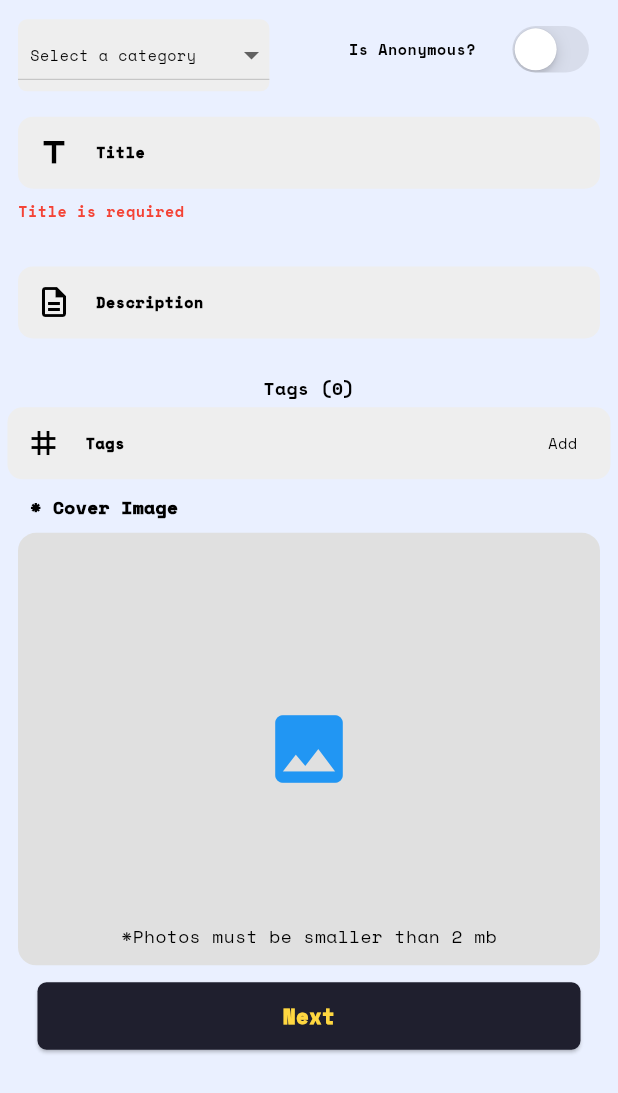
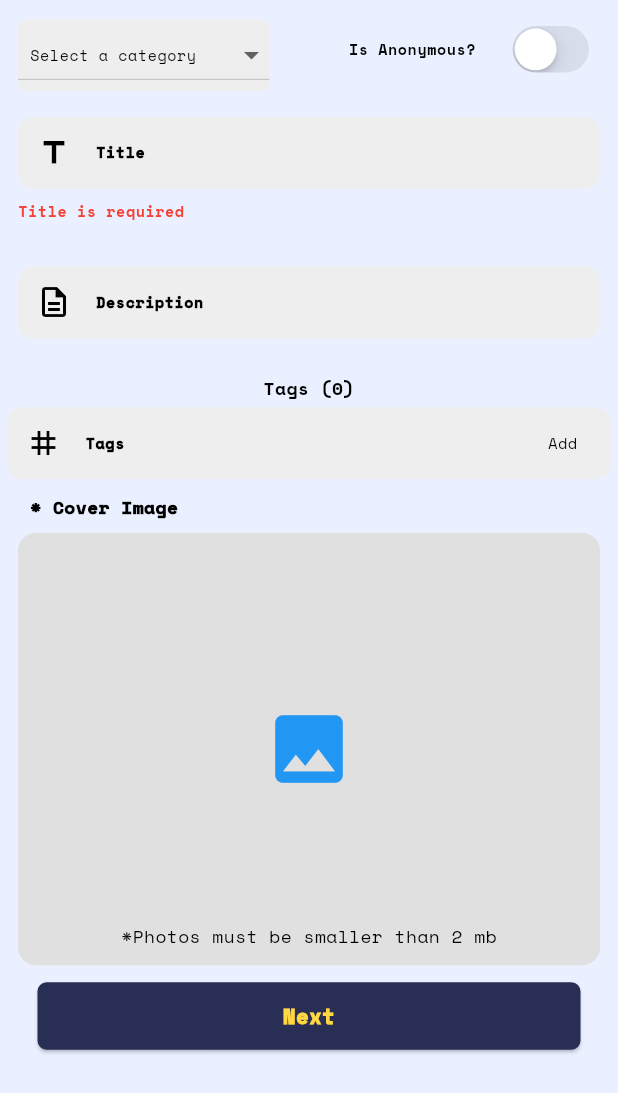
Before and after one commit to Pick-Champ/mobile, a Flutter app: the QuizDetailsTab screen opened directly with empty values, on a phone screen of 412 x 824 dp. Shown: the top 1093 px of the screen. Run offline on Flutter 3.47's test engine with Material 3 defaults, Android fonts, the phone set to English and light mode, and no system bars; our stand-ins replace auto_route, connectivity_plus, dio, easy_localization, flutter_dotenv, flutter_riverpod and 12 more; accounts and stored records are empty; generated files the repository leaves out were written again; network calls fail; project files that could hold a hidden picture were left out; key blocks and very long unbroken strings in the code were emptied for the run.

Commit message:
dark theme colors success

```diff
--- a/lib/core/widget/app_nav_bar.dart
+++ b/lib/core/widget/app_nav_bar.dart
@@ -21,7 +21,7 @@ class AppNavBar extends StatelessWidget {
         iconStyle: IconStyle.animated,
         barAnimation: BarAnimation.transform3D,
       ),
-      backgroundColor: const Color(0xFF1F1F2E),
+      backgroundColor: const Color(0xFF292E55),
       fabLocation: StylishBarFabLocation.center,
       hasNotch: true,
       currentIndex: tabsRouter.activeIndex,
--- a/lib/feature/home/widget/home_app_bar.dart
+++ b/lib/feature/home/widget/home_app_bar.dart
@@ -14,7 +14,7 @@ class HomeAppBar extends ConsumerWidget implements PreferredSizeWidget {
   Widget build(BuildContext context, WidgetRef ref) {
     final profileVm = ref.watch(profileProvider).result;
     return AppBar(
-      backgroundColor: const Color(0xFF1F1F2E),
+      backgroundColor: const Color(0xFF292E55),
       elevation: 1,
       actions: const [SizedBox()],
       automaticallyImplyLeading: false,
--- a/lib/feature/home/widget/not_logged_in_dialog.dart
+++ b/lib/feature/home/widget/not_logged_in_dialog.dart
@@ -46,15 +46,11 @@ class NotLoggedInDialog {
                   CreateTextButton(
                     onTap: () => context.router.push(const LoginRoute()),
                     text: LocaleKeys.login.tr(),
-                    bgColor: Colors.blue,
-                    txtColor: Colors.white,
                   ),
                   10.verticalSpace,
                   CreateTextButton(
                     onTap: () => context.router.pop(),
                     text: LocaleKeys.cancel.tr(),
-                    bgColor: Colors.grey.shade200,
-                    txtColor: Colors.black,
                   ),
                   20.verticalSpace,
                 ],
--- a/lib/feature/profile/widget/full_screen_image.dart
+++ b/lib/feature/profile/widget/full_screen_image.dart
@@ -60,7 +60,7 @@ class FullScreenImage {
                     const SizedBox(height: 5),
                     ListTile(
                       onTap: () => context.router.pop(),
-                      tileColor: context.themeData.scaffoldBackgroundColor,
+                      tileColor: const Color(0xFF292E55),
                       shape: RoundedRectangleBorder(
                         borderRadius: BorderRadius.circular(15),
                       ),
@@ -70,8 +70,9 @@ class FullScreenImage {
                       title: Text(
                         LocaleKeys.close.tr(),
                         textAlign: TextAlign.center,
-                        style: context.textTheme.headlineSmall?.copyWith(
+                        style: context.textTheme.labelLarge?.copyWith(
                           fontWeight: FontWeight.w600,
+                          color: Colors.amberAccent,
                         ),
                       ),
                     ),
--- a/lib/feature/quiz/create/view/quiz_details_tab.dart
+++ b/lib/feature/quiz/create/view/quiz_details_tab.dart
@@ -64,8 +64,6 @@ class QuizDetailsTab extends ConsumerWidget {
                 }
               },
               text: LocaleKeys.next.tr(),
-              bgColor: const Color(0xFF1F1F2E),
-              txtColor: Colors.amberAccent,
             ),
           ],
         ),
--- a/lib/feature/quiz/create/view/selections_tab.dart
+++ b/lib/feature/quiz/create/view/selections_tab.dart
@@ -101,8 +101,6 @@ class _SelectionsTabState extends ConsumerState<SelectionsTab>
           if (ref.watch(createQuizProvider).selections?.length != null &&
               ref.watch(createQuizProvider).selections!.length >= 8)
             CreateTextButton(
-              bgColor: const Color(0xFF1F1F2E),
-              txtColor: Colors.amberAccent,
               onTap: () async {
                 await ref
                     .read(createQuizProvider.notifier)
--- a/lib/feature/quiz/create/widget/create_text_button.dart
+++ b/lib/feature/quiz/create/widget/create_text_button.dart
@@ -5,14 +5,11 @@ class CreateTextButton extends StatelessWidget {
   const CreateTextButton({
     required this.onTap,
     required this.text,
-    this.bgColor,
-    this.txtColor,
+
     super.key,
   });
   final VoidCallback onTap;
   final String text;
-  final Color? bgColor;
-  final Color? txtColor;
 
   @override
   Widget build(BuildContext context) {
@@ -32,14 +29,14 @@ class CreateTextButton extends StatelessWidget {
             RoundedRectangleBorder(borderRadius: BorderRadius.circular(6)),
           ),
           backgroundColor: WidgetStateProperty.all<Color>(
-            bgColor ?? context.themeData.disabledColor,
+            const Color(0xFF292E55),
           ),
         ),
         child: Text(
           text,
           style: context.textTheme.labelLarge?.copyWith(
             fontWeight: FontWeight.w900,
-            color: txtColor ?? Colors.white,
+            color: Colors.amberAccent,
           ),
           textAlign: TextAlign.center,
           maxLines: 1,
--- a/lib/feature/quiz/detail/widget/round_selector_widget.dart
+++ b/lib/feature/quiz/detail/widget/round_selector_widget.dart
@@ -116,8 +116,6 @@ class _RoundSelectorWidgetState extends ConsumerState<RoundSelectorWidget>
                 navigateToQuiz(selectedQuizType);
               },
               text: LocaleKeys.play.tr(),
-              bgColor: const Color(0xFF1F1F2E),
-              txtColor: Colors.amberAccent,
             ),
           ),
         ],
--- a/lib/feature/settings/report/report_dialog.dart
+++ b/lib/feature/settings/report/report_dialog.dart
@@ -59,8 +59,6 @@ class ReportDialog {
                 onTap:
                     () => handleReport(ref, context, detailsCnt, otherId),
                 text: LocaleKeys.send.tr(),
-                bgColor: const Color(0xFF1F1F2E),
-                txtColor: Colors.amberAccent,
               ),
               10.verticalSpace,
               CupertinoButton(
```
Also changed, not shown: lib/feature/quiz/detail/view/quiz_detail_view.dart (+7 -4 lines), lib/feature/quiz/match/view/blind_rank_winner_view.dart (+4 -3 lines), lib/feature/quiz/match/view/bracket_winner_view.dart (+4 -3 lines), lib/feature/quiz/match/view/king_of_hill_winner_view.dart (+6 -2 lines).
